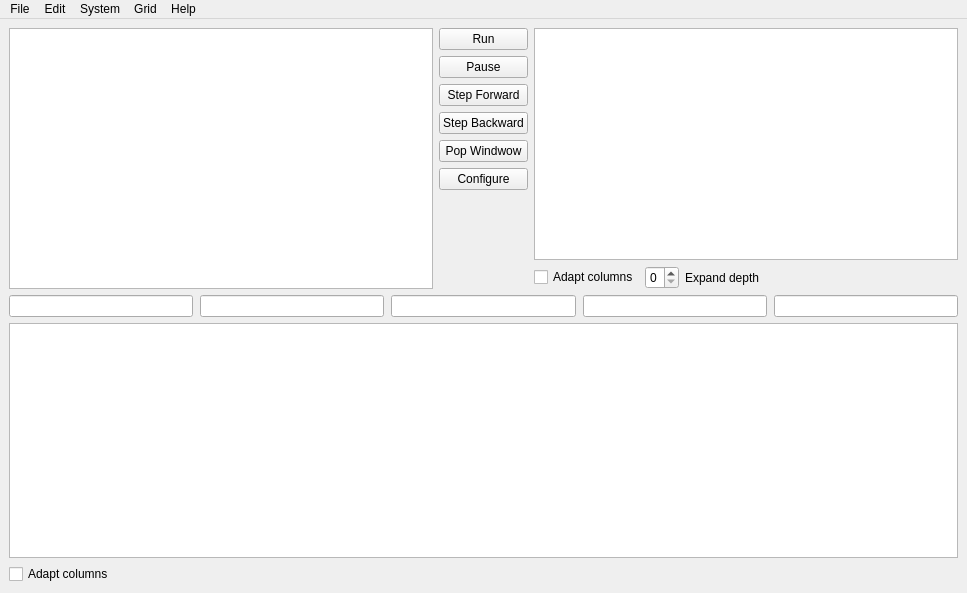
The window that src/Debugging/MainDebugWindow.ui (GroupDenseKitchen/KitchenOccupation) describes before a commit, drawn with Qt 5.
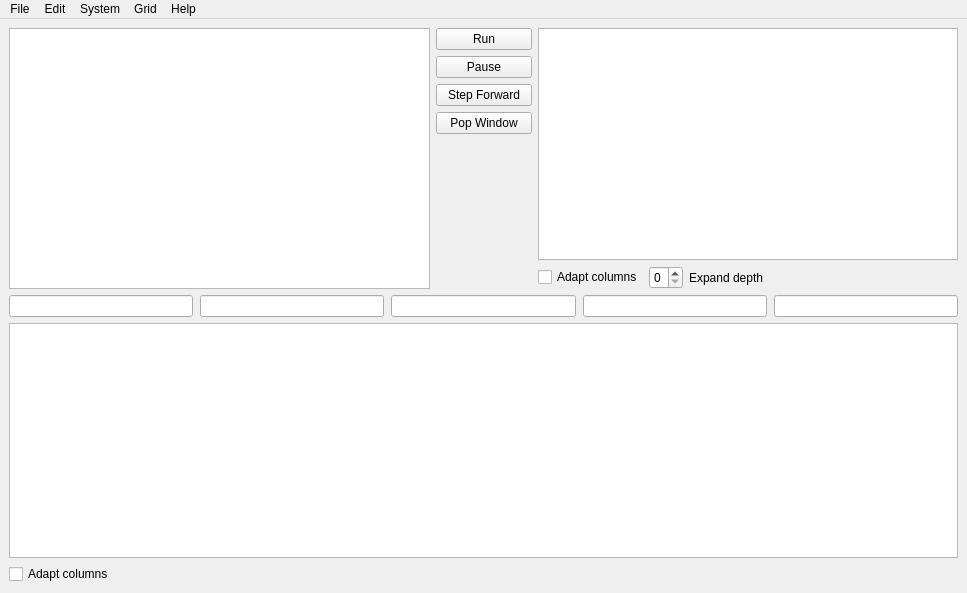
The same window after the commit.

The edit to the form file:
```diff
--- a/src/Debugging/MainDebugWindow.ui
+++ b/src/Debugging/MainDebugWindow.ui
@@ -63,18 +63,6 @@
             </property>
            </widget>
           </item>
-          <item>
-           <widget class="QPushButton" name="stepBackwardButton">
-            <property name="font">
-             <font>
-              <family>Helvetica</family>
-             </font>
-            </property>
-            <property name="text">
-             <string>Step Backward</string>
-            </property>
-           </widget>
-          </item>
           <item>
            <widget class="QPushButton" name="popWindowButton">
             <property name="font">
@@ -83,14 +71,7 @@
              </font>
             </property>
             <property name="text">
-             <string>Pop Windwow</string>
-            </property>
-           </widget>
-          </item>
-          <item>
-           <widget class="QPushButton" name="configureButton">
-            <property name="text">
-             <string>Configure</string>
+             <string>Pop Window</string>
             </property>
            </widget>
           </item>
@@ -102,11 +83,27 @@
             <property name="sizeHint" stdset="0">
              <size>
               <width>20</width>
-              <height>40</height>
+              <height>0</height>
              </size>
             </property>
            </spacer>
           </item>
+          <item>
+           <widget class="QLabel" name="logoLabel">
+            <property name="minimumSize">
+             <size>
+              <width>96</width>
+              <height>96</height>
+             </size>
+            </property>
+            <property name="autoFillBackground">
+             <bool>true</bool>
+            </property>
+            <property name="text">
+             <string/>
+            </property>
+           </widget>
+          </item>
          </layout>
         </item>
         <item>
```
